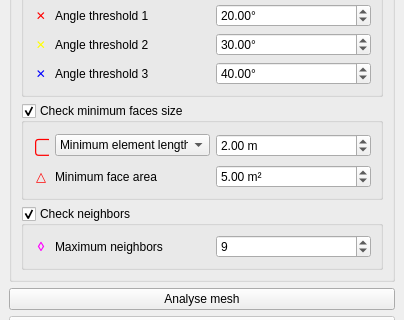
Before: the Qt Designer form mesh_tools/ui/mesh_quality.ui in Artelia/Mesh_tools, drawn with Qt 5; both pictures show x 0 to 404 and y 132 to 452 of the 404 by 555 pixel window.
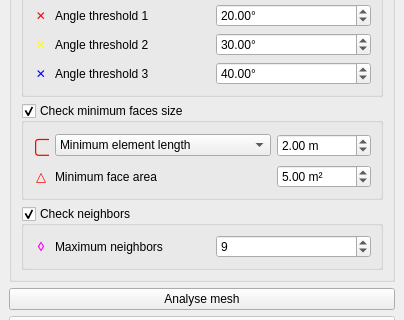
After: the same form once the commit is applied. Custom widgets are drawn as their Qt base class.

```diff
--- a/mesh_tools/ui/mesh_quality.ui
+++ b/mesh_tools/ui/mesh_quality.ui
@@ -232,7 +232,7 @@
           <item row="0" column="1">
            <widget class="QComboBox" name="mCbSize">
             <property name="sizeAdjustPolicy">
-             <enum>QComboBox::AdjustToMinimumContentsLength</enum>
+             <enum>QComboBox::AdjustToContents</enum>
             </property>
             <item>
              <property name="text">
```
